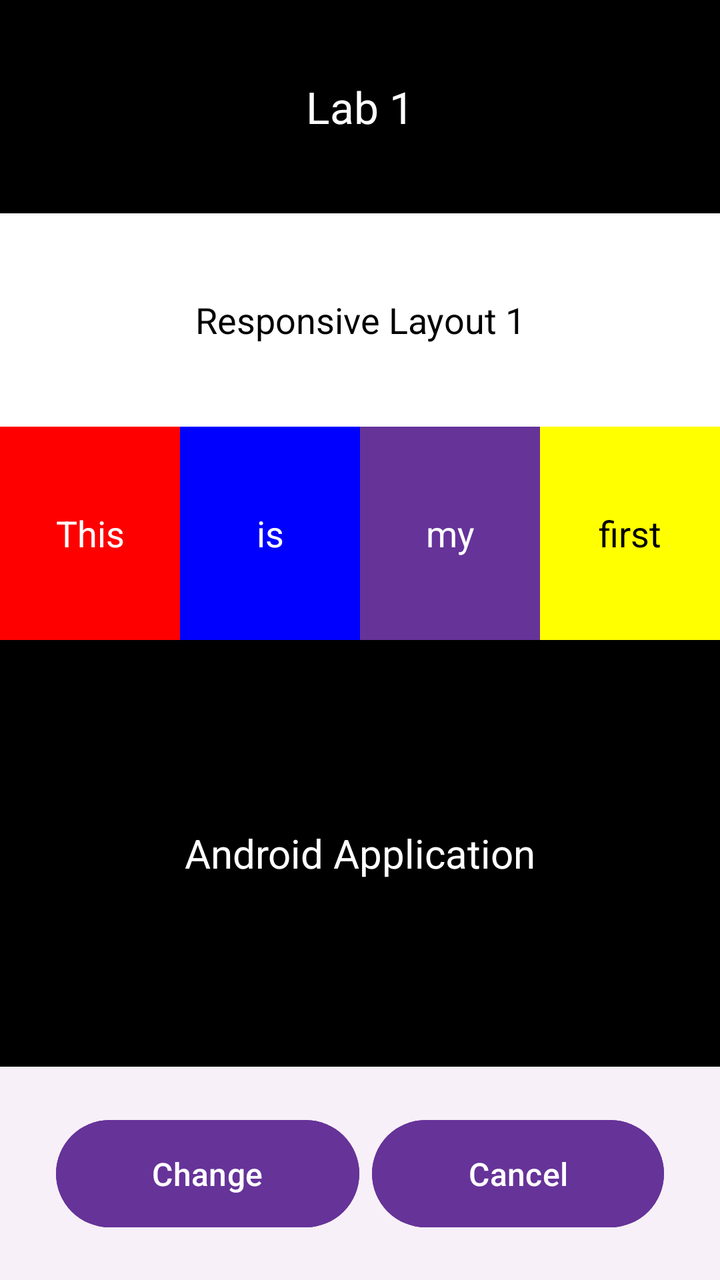
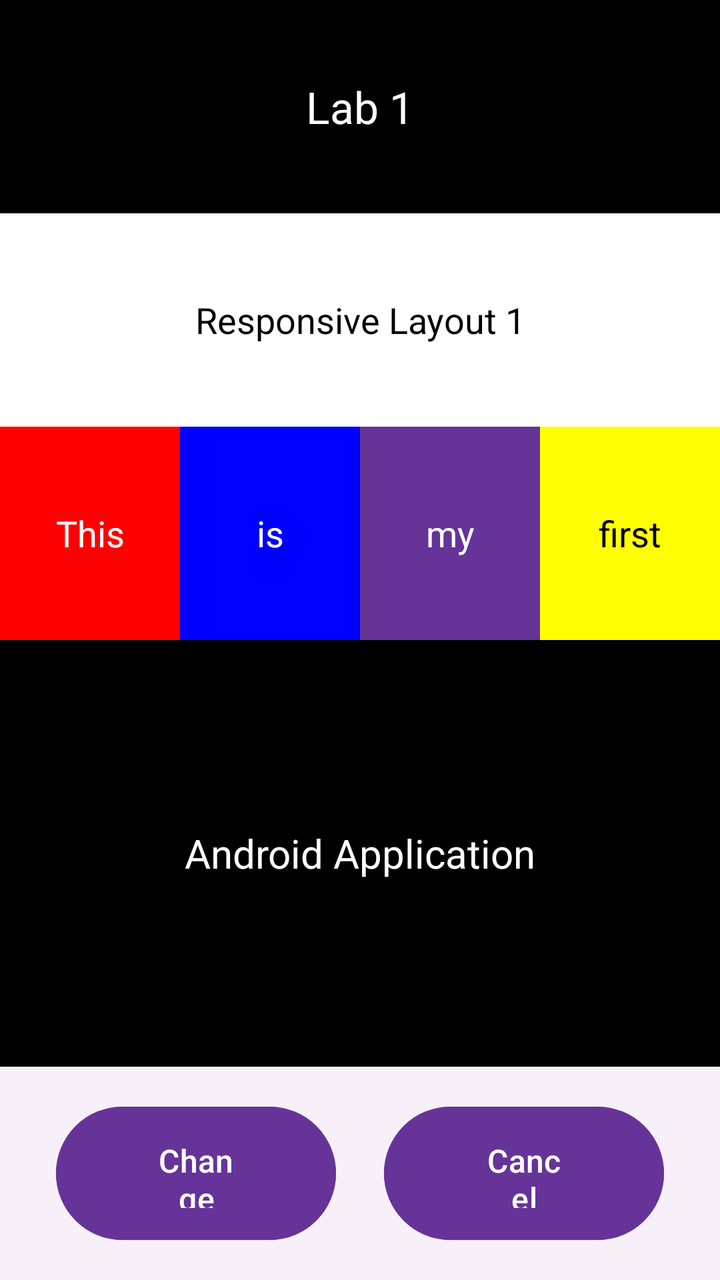

An Android layout rendered at two revisions. The XML below is the earlier revision; the diff shows what the commit changed to produce the second picture.
<!-- AndroidManifest.xml: application theme Theme.Part2 -->
<!-- res/layout/activity_main.xml -->
<?xml version="1.0" encoding="utf-8"?>
<androidx.constraintlayout.widget.ConstraintLayout
    xmlns:android="http://schemas.android.com/apk/res/android"
    xmlns:app="http://schemas.android.com/apk/res-auto"
    xmlns:tools="http://schemas.android.com/tools"
    android:id="@+id/main"
    android:layout_width="match_parent"
    android:layout_height="match_parent"
    android:background="#000000"
    tools:context=".MainActivity">

    <TextView
        android:id="@+id/tvLab1"
        android:layout_width="match_parent"
        android:layout_height="0dp"
        android:gravity="center"
        android:text="Lab 1"
        android:textColor="#FFFFFF"
        android:textSize="22sp"
        app:layout_constraintTop_toTopOf="parent"
        app:layout_constraintBottom_toTopOf="@id/layoutWhiteContainer"
        app:layout_constraintVertical_weight="1"/>

    <androidx.constraintlayout.widget.ConstraintLayout
        android:id="@+id/layoutWhiteContainer"
        android:layout_width="match_parent"
        android:layout_height="0dp"
        android:background="#FFFFFF"
        app:layout_constraintTop_toBottomOf="@id/tvLab1"
        app:layout_constraintBottom_toTopOf="@id/tvAppText"
        app:layout_constraintVertical_weight="2">

        <TextView
            android:id="@+id/tvSubTitle"
            android:layout_width="match_parent"
            android:layout_height="0dp"
            android:gravity="center"
            android:text="Responsive Layout 1"
            android:textColor="#000000"
            android:textSize="18sp"
            app:layout_constraintTop_toTopOf="parent"
            app:layout_constraintBottom_toTopOf="@id/layoutColorRow"
            app:layout_constraintVertical_weight="1"/>

        <androidx.constraintlayout.widget.ConstraintLayout
            android:id="@+id/layoutColorRow"
            android:layout_width="match_parent"
            android:layout_height="0dp"
            app:layout_constraintTop_toBottomOf="@id/tvSubTitle"
            app:layout_constraintBottom_toBottomOf="parent"
            app:layout_constraintVertical_weight="1">

            <TextView
                android:id="@+id/tvThis"
                android:layout_width="0dp"
                android:layout_height="match_parent"
                android:background="#ff0000"
                android:gravity="center"
                android:text="This"
                android:textColor="#FFFFFF"
                android:textSize="18sp"
                app:layout_constraintTop_toTopOf="parent"
                app:layout_constraintBottom_toBottomOf="parent"
                app:layout_constraintStart_toStartOf="parent"
                app:layout_constraintEnd_toStartOf="@id/tvIs"
                app:layout_constraintHorizontal_weight="1"/>

            <TextView
                android:id="@+id/tvIs"
                android:layout_width="0dp"
                android:layout_height="match_parent"
                android:background="#0000ff"
                android:gravity="center"
                android:text="is"
                android:textColor="#FFFFFF"
                android:textSize="18sp"
                app:layout_constraintTop_toTopOf="parent"
                app:layout_constraintBottom_toBottomOf="parent"
                app:layout_constraintStart_toEndOf="@id/tvThis"
                app:layout_constraintEnd_toStartOf="@id/tvMy"
                app:layout_constraintHorizontal_weight="1"/>

            <TextView
                android:id="@+id/tvMy"
                android:layout_width="0dp"
                android:layout_height="match_parent"
                android:background="#663399"
                android:gravity="center"
                android:text="my"
                android:textColor="#FFFFFF"
                android:textSize="18sp"
                app:layout_constraintTop_toTopOf="parent"
                app:layout_constraintBottom_toBottomOf="parent"
                app:layout_constraintStart_toEndOf="@id/tvIs"
                app:layout_constraintEnd_toStartOf="@id/tvFirst"
                app:layout_constraintHorizontal_weight="1"/>

            <TextView
                android:id="@+id/tvFirst"
                android:layout_width="0dp"
                android:layout_height="match_parent"
                android:background="#ffff00"
                android:gravity="center"
                android:text="first"
                android:textColor="#000000"
                android:textSize="18sp"
                app:layout_constraintTop_toTopOf="parent"
                app:layout_constraintBottom_toBottomOf="parent"
                app:layout_constraintStart_toEndOf="@id/tvMy"
                app:layout_constraintEnd_toEndOf="parent"
                app:layout_constraintHorizontal_weight="1"/>

        </androidx.constraintlayout.widget.ConstraintLayout>
    </androidx.constraintlayout.widget.ConstraintLayout>

    <TextView
        android:id="@+id/tvAppText"
        android:layout_width="match_parent"
        android:layout_height="0dp"
        android:gravity="center"
        android:text="Android Application"
        android:textColor="#FFFFFF"
        android:textSize="20sp"
        app:layout_constraintTop_toBottomOf="@id/layoutWhiteContainer"
        app:layout_constraintBottom_toTopOf="@id/layoutBottomButtons"
        app:layout_constraintVertical_weight="2"/>

    <androidx.constraintlayout.widget.ConstraintLayout
        android:id="@+id/layoutBottomButtons"
        android:layout_width="match_parent"
        android:layout_height="0dp"
        android:background="#F8F0F8"
        android:padding="16dp"
        app:layout_constraintTop_toBottomOf="@id/tvAppText"
        app:layout_constraintBottom_toBottomOf="parent"
        app:layout_constraintVertical_weight="1">

        <Button
            android:id="@+id/btnChange"
            android:layout_width="wrap_content"
            android:layout_height="wrap_content"
            android:backgroundTint="#663399"
            android:text="Change"
            android:textColor="#FFFFFF"
            android:textSize="16sp"
            android:paddingHorizontal="48dp"
            android:paddingVertical="16dp"
            android:minHeight="48dp"
            android:gravity="center"
            android:layout_margin="12dp"
            app:layout_constraintStart_toStartOf="parent"
            app:layout_constraintTop_toTopOf="parent"
            app:layout_constraintBottom_toBottomOf="parent"/>

        <Button
            android:id="@+id/btnCancel"
            android:layout_width="wrap_content"
            android:layout_height="wrap_content"
            android:backgroundTint="#663399"
            android:text="Cancel"
            android:textColor="#FFFFFF"
            android:textSize="16sp"
            android:paddingHorizontal="48dp"
            android:paddingVertical="16dp"
            android:minHeight="48dp"
            android:gravity="center"
            android:layout_margin="12dp"
            app:layout_constraintEnd_toEndOf="parent"
            app:layout_constraintTop_toTopOf="parent"
            app:layout_constraintBottom_toBottomOf="parent"/>

    </androidx.constraintlayout.widget.ConstraintLayout>

</androidx.constraintlayout.widget.ConstraintLayout>
<!-- resources referenced by this layout -->
<resources>
  <style name="Theme.Part2" parent="Base.Theme.Part2" />
  <style name="Base.Theme.Part2" parent="Theme.Material3.DayNight.NoActionBar">
          
          
      </style>
</resources>

<!-- the commit's change to res/layout/activity_main.xml (unified diff, before → after) -->
@@ -11,15 +11,18 @@
 
     <TextView
         android:id="@+id/tvLab1"
-        android:layout_width="match_parent"
+        android:layout_width="0dp"
         android:layout_height="0dp"
         android:gravity="center"
         android:text="Lab 1"
         android:textColor="#FFFFFF"
         android:textSize="22sp"
+        app:layout_constraintStart_toStartOf="parent"
+        app:layout_constraintEnd_toEndOf="parent"
         app:layout_constraintTop_toTopOf="parent"
         app:layout_constraintBottom_toTopOf="@id/layoutWhiteContainer"
         app:layout_constraintVertical_weight="1"/>
+
 
     <androidx.constraintlayout.widget.ConstraintLayout
         android:id="@+id/layoutWhiteContainer"
@@ -137,7 +140,7 @@
 
         <Button
             android:id="@+id/btnChange"
-            android:layout_width="wrap_content"
+            android:layout_width="0dp"
             android:layout_height="wrap_content"
             android:backgroundTint="#663399"
             android:text="Change"
@@ -149,12 +152,14 @@
             android:gravity="center"
             android:layout_margin="12dp"
             app:layout_constraintStart_toStartOf="parent"
+            app:layout_constraintEnd_toStartOf="@id/btnCancel"
             app:layout_constraintTop_toTopOf="parent"
-            app:layout_constraintBottom_toBottomOf="parent"/>
+            app:layout_constraintBottom_toBottomOf="parent"
+            app:layout_constraintHorizontal_weight="1"/>
 
         <Button
             android:id="@+id/btnCancel"
-            android:layout_width="wrap_content"
+            android:layout_width="0dp"
             android:layout_height="wrap_content"
             android:backgroundTint="#663399"
             android:text="Cancel"
@@ -165,9 +170,12 @@
             android:minHeight="48dp"
             android:gravity="center"
             android:layout_margin="12dp"
+            app:layout_constraintStart_toEndOf="@id/btnChange"
             app:layout_constraintEnd_toEndOf="parent"
             app:layout_constraintTop_toTopOf="parent"
-            app:layout_constraintBottom_toBottomOf="parent"/>
+            app:layout_constraintBottom_toBottomOf="parent"
+            app:layout_constraintHorizontal_weight="1"/>
+
 
     </androidx.constraintlayout.widget.ConstraintLayout>
 
